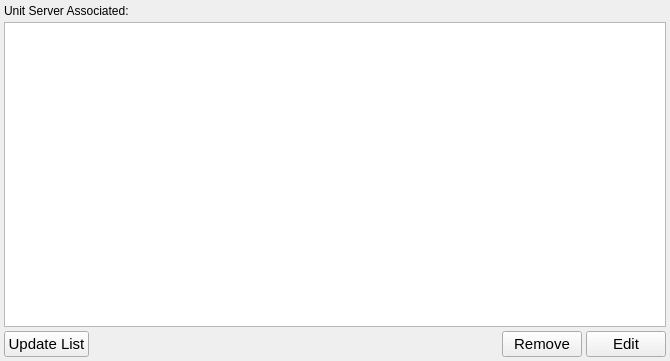
Old version of the form ccs/node/agent/AgentEditor.ui in the repository bisegni/chaosframework.
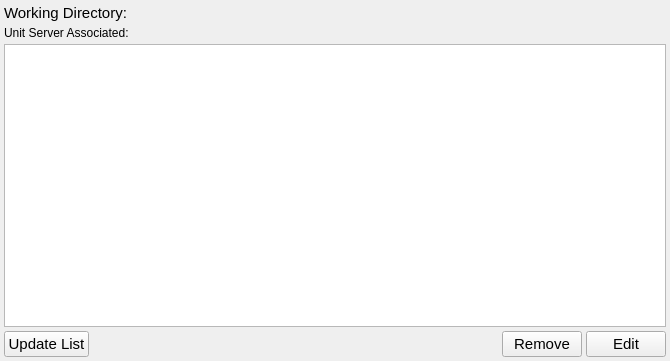
New version of the form.

```diff
--- a/ccs/node/agent/AgentEditor.ui
+++ b/ccs/node/agent/AgentEditor.ui
@@ -29,6 +29,37 @@
    <property name="bottomMargin">
     <number>4</number>
    </property>
+   <item>
+    <layout class="QHBoxLayout" name="horizontalLayout_2" stretch="0,1">
+     <property name="spacing">
+      <number>4</number>
+     </property>
+     <item>
+      <widget class="QLabel" name="label_2">
+       <property name="font">
+        <font>
+         <pointsize>11</pointsize>
+        </font>
+       </property>
+       <property name="text">
+        <string>Working Directory:</string>
+       </property>
+      </widget>
+     </item>
+     <item>
+      <widget class="QLabel" name="labelWorkingDirectory">
+       <property name="font">
+        <font>
+         <pointsize>11</pointsize>
+        </font>
+       </property>
+       <property name="text">
+        <string/>
+       </property>
+      </widget>
+     </item>
+    </layout>
+   </item>
    <item>
     <widget class="QLabel" name="label">
      <property name="text">
```
